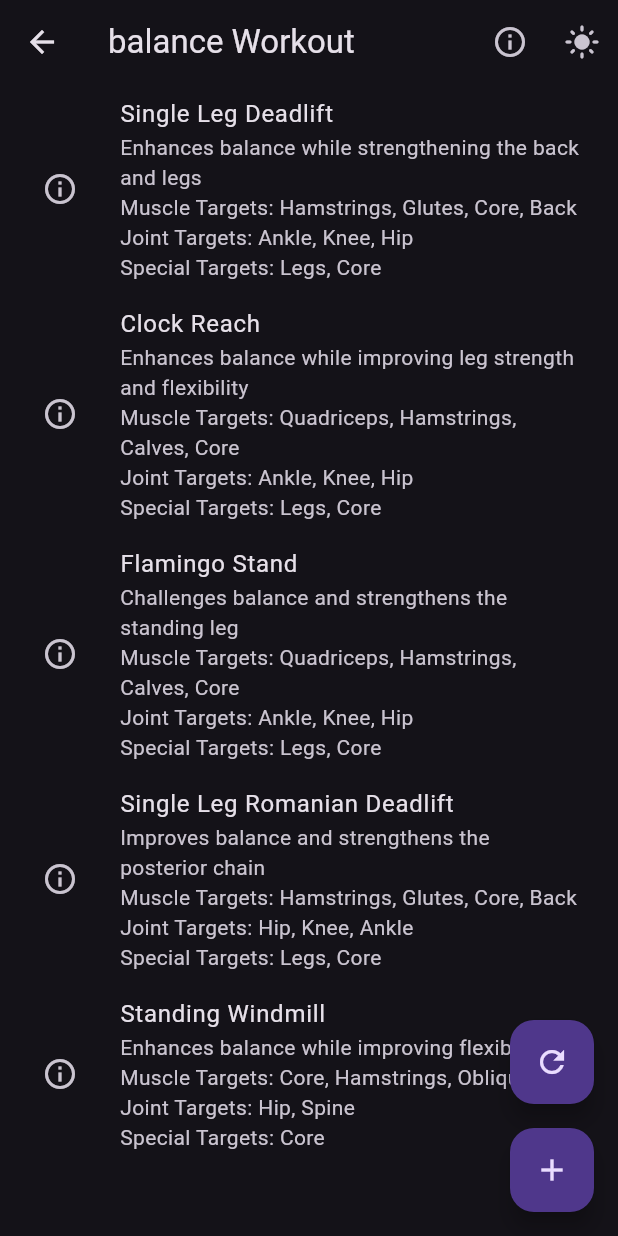
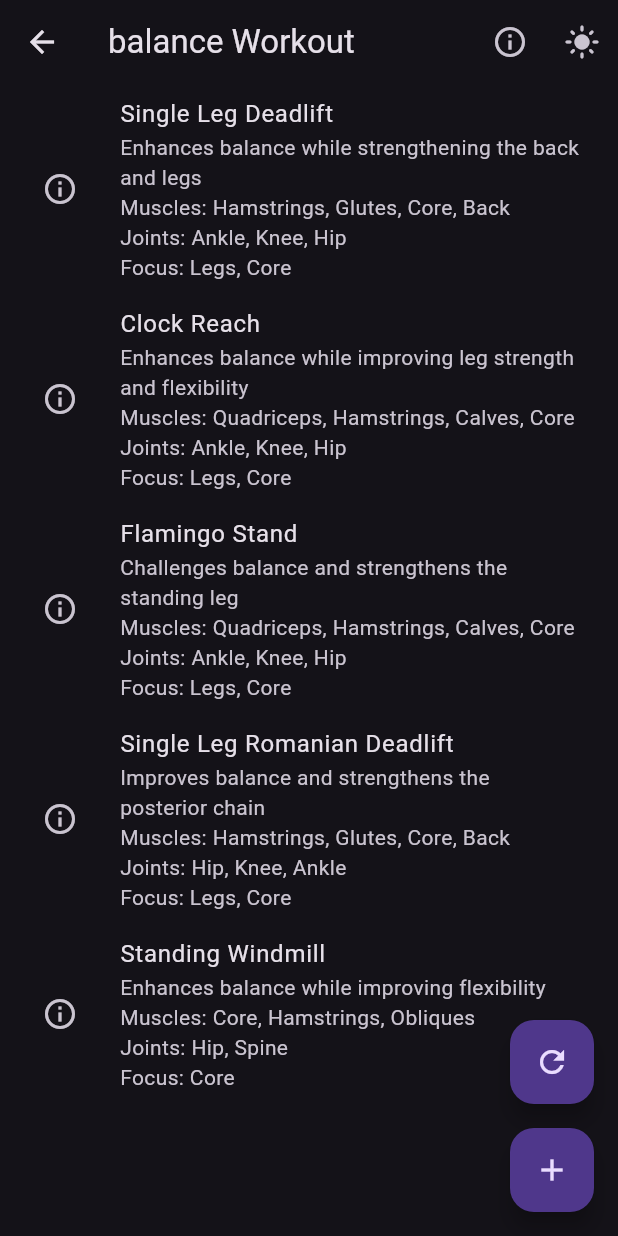
Before and after one commit to FlutterFriends/know_your_workout, a Flutter app: the screen it shows after launch, after a tap on "BALANCE", on a phone screen of 412 x 824 dp. Run offline on Flutter 3.47's test engine with Material 3 defaults, Android fonts, the phone set to English and light mode, and no system bars.

Commit message:
Fix target/focus labels

```diff
--- a/random_workout/lib/widgets/exercise/exercise_list_tile.dart
+++ b/random_workout/lib/widgets/exercise/exercise_list_tile.dart
@@ -33,14 +33,14 @@ class ExerciseListTile extends StatelessWidget {
             if (exercise.muscleTargets != null &&
                 exercise.muscleTargets!.isNotEmpty)
               Text(
-                  'Muscle Targets: ${exercise.muscleTargets!.map((t) => t.label).join(", ")}'),
+                  'Muscles: ${exercise.muscleTargets!.map((t) => t.label).join(", ")}'),
             if (exercise.jointTargets != null &&
                 exercise.jointTargets!.isNotEmpty)
               Text(
-                  'Joint Targets: ${exercise.jointTargets!.map((t) => t.label).join(", ")}'),
+                  'Joints: ${exercise.jointTargets!.map((t) => t.label).join(", ")}'),
             if (exercise.focusAreas != null && exercise.focusAreas!.isNotEmpty)
               Text(
-                  'Special Targets: ${exercise.focusAreas!.map((t) => t.label).join(", ")}'),
+                  'Focus: ${exercise.focusAreas!.map((t) => t.label).join(", ")}'),
           ],
         ),
         leading: IconButton(
```
